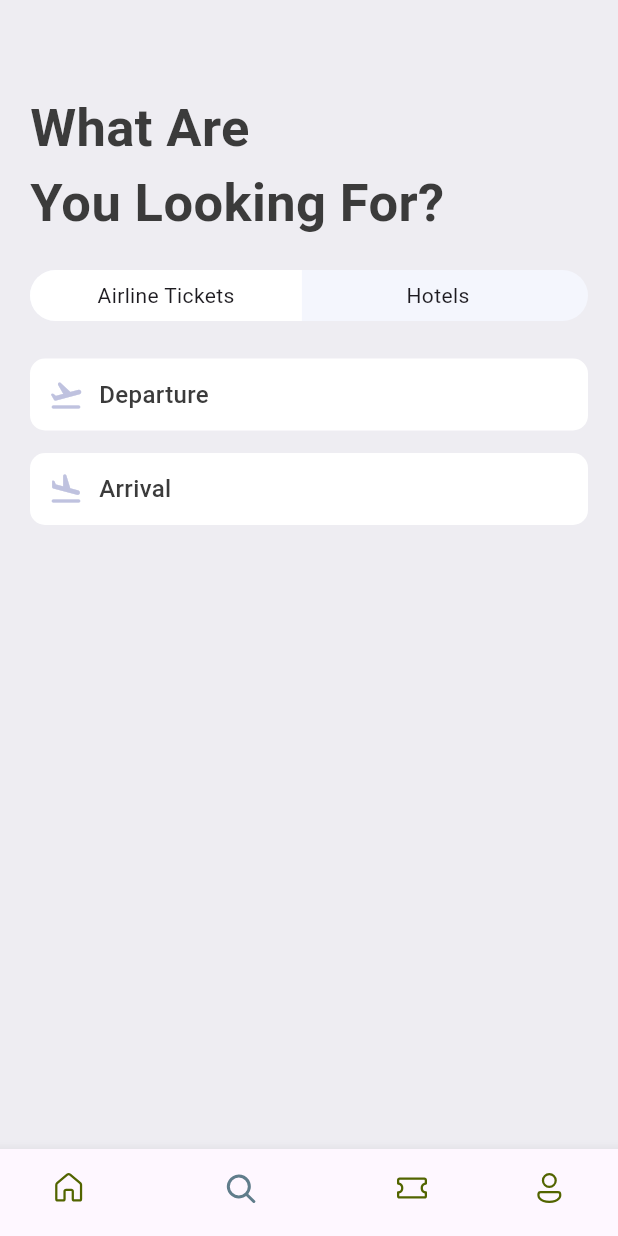
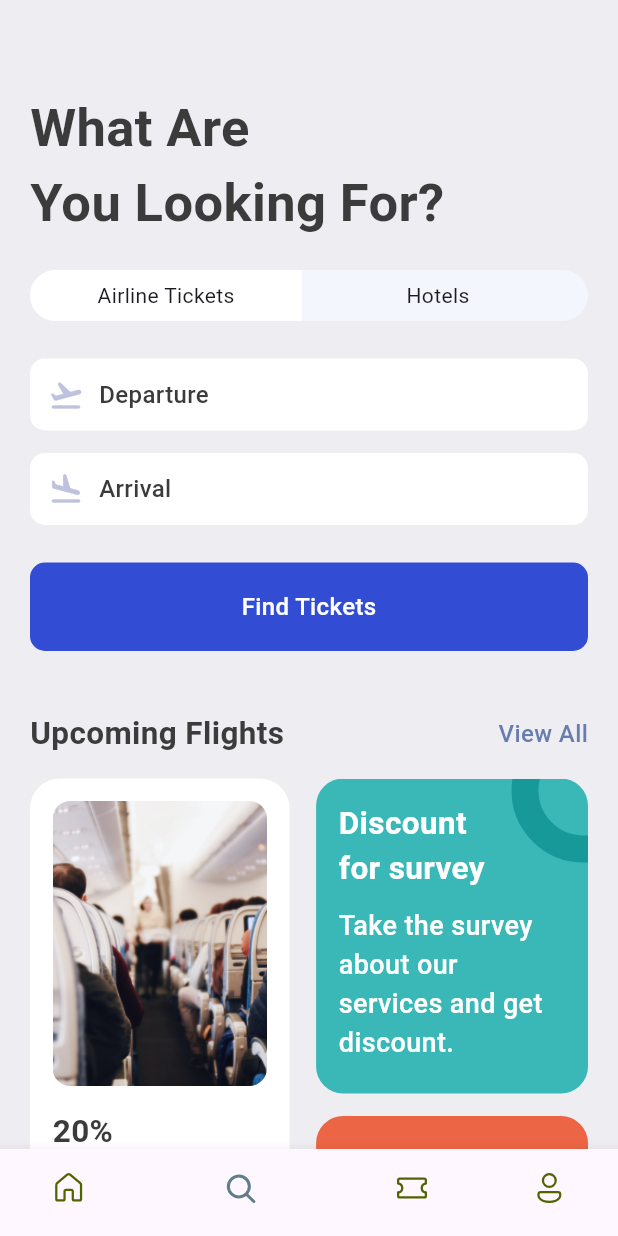
Before and after one commit to RaplesWojtyla/ticket-app, a Flutter app: the screen it shows after launch, item 2 of the bottom bar chosen, on a phone screen of 412 x 824 dp. Run offline on Flutter 3.47's test engine with Material 3 defaults, Android fonts, the phone set to English and light mode, and no system bars; our stand-ins replace fluentui_icons.

Commit message:
Search Screen

```diff
--- a/lib/base/res/media.dart
+++ b/lib/base/res/media.dart
@@ -5,4 +5,5 @@ class AppMedia {
   static const hotelRoom2 = '$_baseImage/hotel_room_1.png';
   static const cityView1 = '$_baseImage/city_view_1.png';
   static const poolView1 = '$_baseImage/pool_view.png';
+  static const planeSit = '$_baseImage/plane_sit.jpg';
 }
--- a/lib/base/res/styles/app_styles.dart
+++ b/lib/base/res/styles/app_styles.dart
@@ -11,6 +11,8 @@ class AppStyles {
   static Color khakiColor = const Color(0xFFd2bdb6);
   static Color tabsColor = const Color(0xFFF4F6FD);
   static Color planeColor = const Color(0xFFBFC2DF);
+  static Color findTicketsColor = const Color(0xD91130CE);
+  static Color circleColor = const Color(0xFF189999);
 
   static TextStyle textStyle = TextStyle(
     fontSize: 16,
--- a/lib/screens/home/home_screen.dart
+++ b/lib/screens/home/home_screen.dart
@@ -1,5 +1,4 @@
 import 'package:fluentui_icons/fluentui_icons.dart';
-import 'package:flutter/cupertino.dart';
 import 'package:flutter/material.dart';
 import 'package:ticket_app/base/res/media.dart';
 import 'package:ticket_app/base/res/styles/app_styles.dart';
--- a/lib/screens/search/search_screen.dart
+++ b/lib/screens/search/search_screen.dart
@@ -1,7 +1,10 @@
 import 'package:flutter/material.dart';
 import 'package:ticket_app/base/res/styles/app_styles.dart';
+import 'package:ticket_app/base/widgets/app_double_text.dart';
 import 'package:ticket_app/screens/search/widgets/app_text_icon.dart';
 import 'package:ticket_app/screens/search/widgets/app_ticket_tabs.dart';
+import 'package:ticket_app/screens/search/widgets/find_tickets.dart';
+import 'package:ticket_app/screens/search/widgets/ticket_promotion.dart';
 
 class SearchScreen extends StatelessWidget {
   const SearchScreen({super.key});
@@ -24,6 +27,16 @@ class SearchScreen extends StatelessWidget {
             const AppTextIcon(iconData: Icons.flight_takeoff_rounded, textBox: "Departure"),
             const SizedBox(height: 15),
             const AppTextIcon(iconData: Icons.flight_land_rounded, textBox: "Arrival"),
+            const SizedBox(height: 25),
+            const FindTickets(),
+            const SizedBox(height: 40),
+            AppDoubleText(
+              bigText: "Upcoming Flights",
+              smallText: "View All",
+              func: () => Navigator.pushNamed(context, "all_hotels"),
+            ),
+            const SizedBox(height: 15),
+            const TicketPromotion(),
           ],
         ),
     );
--- /dev/null
+++ b/lib/screens/search/widgets/find_tickets.dart
@@ -0,0 +1,23 @@
+import 'package:flutter/material.dart';
+import 'package:ticket_app/base/res/styles/app_styles.dart';
+
+class FindTickets extends StatelessWidget {
+  const FindTickets({super.key});
+
+  @override
+  Widget build(BuildContext context) {
+    return Container(
+      padding: const EdgeInsets.all(18),
+      decoration: BoxDecoration(
+          borderRadius: BorderRadius.circular(10),
+          color: AppStyles.findTicketsColor
+      ),
+      child: Center(
+        child: Text(
+          "Find Tickets",
+          style: AppStyles.textStyle.copyWith(color: Colors.white),
+        ),
+      ),
+    );
+  }
+}
--- /dev/null
+++ b/lib/screens/search/widgets/ticket_promotion.dart
@@ -0,0 +1,124 @@
+import 'package:flutter/material.dart';
+
+import '../../../base/res/media.dart';
+import '../../../base/res/styles/app_styles.dart';
+
+class TicketPromotion extends StatelessWidget {
+  const TicketPromotion({super.key});
+
+  @override
+  Widget build(BuildContext context) {
+    final size = MediaQuery.of(context).size;
+
+    return Row(
+      mainAxisAlignment: MainAxisAlignment.spaceBetween,
+      children: [
+        Container(
+          padding: const EdgeInsets.all(15),
+          width: size.width * 0.42,
+          height: 435,
+          decoration: BoxDecoration(
+              borderRadius: BorderRadius.circular(20),
+              color: Colors.white,
+              boxShadow: [
+                BoxShadow(
+                    color: Colors.grey.shade200,
+                    blurRadius: 1,
+                    spreadRadius: 2
+                )
+              ]
+          ),
+          child: Column(
+            children: [
+              Container(
+                height: 190,
+                decoration: BoxDecoration(
+                    borderRadius: BorderRadius.circular(12),
+                    image: const DecorationImage(
+                        fit: BoxFit.cover,
+                        image: AssetImage(AppMedia.planeSit)
+                    )
+                ),
+              ),
+              const SizedBox(height: 15),
+              Text(
+                "20%\ndiscount on the early booking of this flight. Don't miss.",
+                style: AppStyles.headLineStyle2,
+              )
+            ],
+          ),
+        ),
+        Column(
+          children: [
+            Stack(
+              children: [
+                Container(
+                  width: size.width * 0.44,
+                  height: 210,
+                  padding: const EdgeInsets.all(15),
+                  decoration: BoxDecoration(
+                    borderRadius: BorderRadius.circular(18),
+                    color: const Color(0xFF3AB8B8),
+                  ),
+                  child: Column(
+                    crossAxisAlignment: CrossAxisAlignment.start,
+                    children: [
+                      Text(
+                        "Discount\nfor survey",
+                        style: AppStyles.headLineStyle2.copyWith(
+                            fontWeight: FontWeight.bold,
+                            color: Colors.white
+                        ),
+                      ),
+                      const SizedBox(height: 10),
+                      Text(
+                        "Take the survey about our services and get discount.",
+                        style: AppStyles.headLineStyle2.copyWith(
+                          fontWeight: FontWeight.w500,
+                          color: Colors.white,
+                          fontSize: 18,
+                        ),
+                      ),
+                    ],
+                  ),
+                ),
+                Positioned(
+                  right: -45,
+                  top: -40,
+                  child: Container(
+                    padding: const EdgeInsets.all(30),
+                    decoration: BoxDecoration(
+                        shape: BoxShape.circle,
+                        border: Border.all(
+                            width: 18,
+                            color: AppStyles.circleColor
+                        )
+                    ),
+                  ),
+                )
+              ],
+            ),
+            const SizedBox(height: 15),
+            Container(
+              width: size.width * 0.44,
+              height: 210,
+              padding: const EdgeInsets.all(15),
+              decoration: BoxDecoration(
+                  borderRadius: BorderRadius.circular(18),
+                  color: const Color(0xFFEC6545)
+              ),
+              child: Column(
+                children: [
+                  Text(
+                    "Take Love",
+                    style: AppStyles.headLineStyle2.copyWith(color: Colors.white),
+                  )
+                ],
+              ),
+            )
+          ],
+        ),
+      ],
+    );
+  }
+}
```
